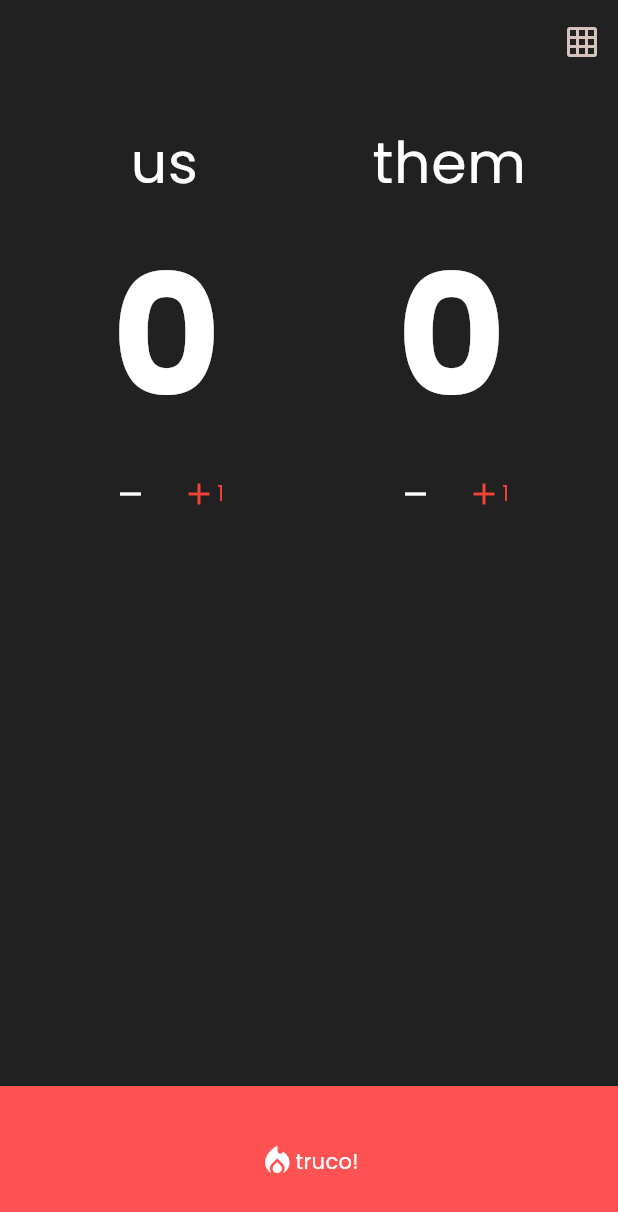
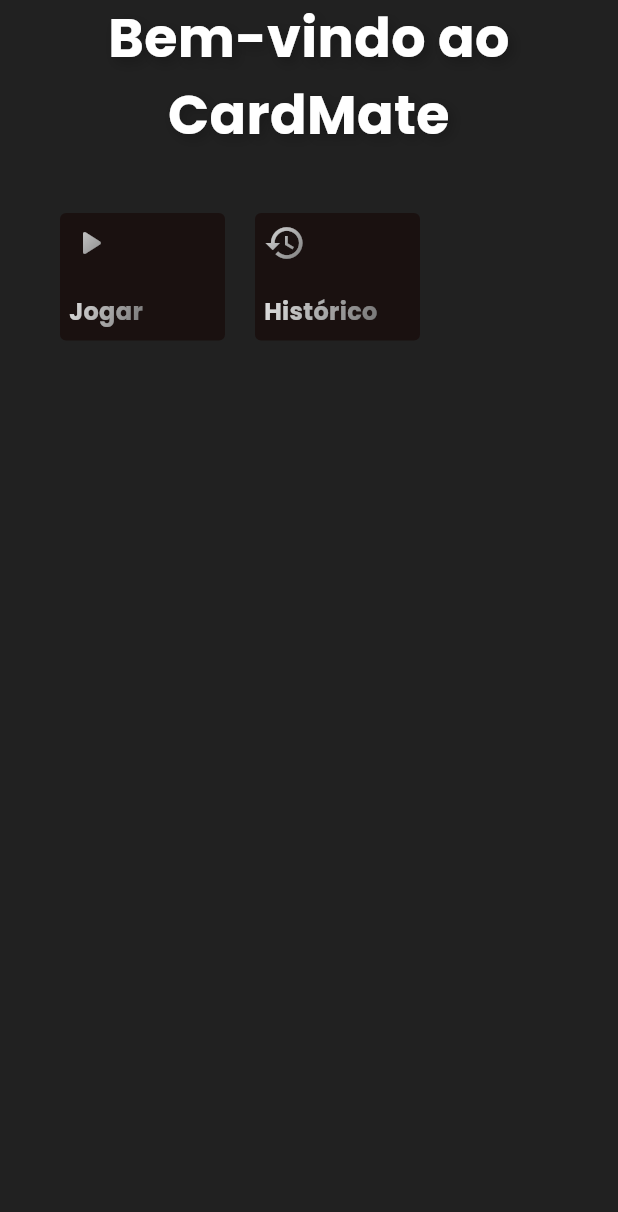
Before and after one commit to alessonjrt/marcatruco, a Flutter app: the screen it shows after launch, on a phone screen of 412 x 824 dp. Shown: the top 1212 px of the screen. Run offline on Flutter 3.47's test engine with Material 3 defaults, Android fonts, the phone set to English and light mode, and no system bars; our stand-ins replace flutter_secure_storage, google_fonts, image_picker, lottie.

Commit message:
added menu and history

```diff
--- a/lib/app_widget.dart
+++ b/lib/app_widget.dart
@@ -1,3 +1,5 @@
+import 'package:cardmate/features/history/history_screen.dart';
+import 'package:cardmate/features/menu/menu_screen.dart';
 import 'package:cardmate/features/score_board/score_board_screen.dart';
 import 'package:cardmate/features/share_result/share_result_screen.dart';
 import 'package:cardmate/shared/theme/app_theme.dart';
@@ -10,9 +12,11 @@ class CardMate extends StatelessWidget {
   Widget build(BuildContext context) {
     return MaterialApp(
       theme: AppTheme.darkTheme,
-      initialRoute: '/',
+      initialRoute: '/menu',
       routes: {
-        '/': (context) => const ScoreBoardScreen(),
+        '/score_board': (context) => const ScoreBoardScreen(),
+        '/history': (context) => const HistoryScreen(),
+        '/menu': (context) => const MenuScreen(),
         '/share_result' : (context) => const ShareResultScreen()
       },
     );
--- /dev/null
+++ b/lib/features/menu/menu_screen.dart
@@ -0,0 +1,132 @@
+import 'package:flutter/material.dart';
+
+class MenuScreen extends StatelessWidget {
+  const MenuScreen({super.key});
+
+  @override
+  Widget build(BuildContext context) {
+    return Scaffold(
+      body: SafeArea(
+        child: Padding(
+          padding: const EdgeInsets.symmetric(horizontal: 40.0),
+          child: Column(children: [
+
+            const Text(
+              'Bem-vindo ao CardMate',
+              style: TextStyle(
+                fontSize: 36,
+                fontWeight: FontWeight.bold,
+                color: Colors.white,
+                shadows: [
+                  Shadow(
+                    blurRadius: 10.0,
+                    color: Colors.black26,
+                    offset: Offset(3.0, 3.0),
+                  ),
+                ],
+              ),
+              textAlign: TextAlign.center,
+            ),
+            const SizedBox(height: 40),
+            Row(
+            children: [
+              _buildMenuButton(
+                context,
+                title: 'Jogar',
+                icon: Icons.play_arrow_rounded,
+                route: '/score_board',
+                color: Colors.white,
+              ),
+              const SizedBox(width: 20),
+              _buildMenuButton(
+                context,
+                title: 'Histórico',
+                icon: Icons.history,
+                route: '/history',
+                color: Colors.white,
+              ),
+            ],
+          ),
+          ],)
+        ),
+      ),
+    );
+  }
+
+  Widget _buildMenuButton(
+    BuildContext context, {
+    required String title,
+    required IconData icon,
+    required String route,
+    required Color color,
+  }) {
+    return Material(
+      borderRadius: BorderRadius.circular(4),
+      clipBehavior: Clip.antiAlias,
+      child: InkWell(
+        onTap: () => Navigator.of(context).pushNamed(route),
+        child: Container(
+          padding: const EdgeInsets.all(4),
+          width: 110,
+          height: 85,
+          decoration: BoxDecoration(
+            border: Border.all(
+              width: 2,
+              color: Colors.transparent
+            ),
+            borderRadius: BorderRadius.circular(4),
+            // gradient: LinearGradient(
+            //   begin: Alignment.topLeft,
+            //   end: Alignment.bottomRight,
+            //   colors: [
+            //     Colors.grey.shade300,
+            //     Colors.grey.shade600,
+            //   ],
+            // ),
+          ),
+          child: Column(
+            crossAxisAlignment: CrossAxisAlignment.start,
+            children: [
+              ShaderMask(
+                shaderCallback: (bounds) => LinearGradient(
+                  begin: Alignment.topLeft,
+                  end: Alignment.bottomRight,
+                  colors: [
+                    Colors.grey.shade300,
+                    Colors.grey.shade600,
+                  ],
+                ).createShader(bounds),
+                child: Icon(
+                  icon,
+                  size: 28,
+                  color: Colors
+                      .white, // Define a cor base antes de aplicar o degradê
+                ),
+              ),
+              const SizedBox(height: 20),
+              // Texto com degradê prateado
+              ShaderMask(
+                shaderCallback: (bounds) => LinearGradient(
+                  begin: Alignment.topLeft,
+                  end: Alignment.bottomRight,
+                  colors: [
+                    Colors.grey.shade300,
+                    Colors.grey.shade600,
+                  ],
+                ).createShader(bounds),
+                child: Text(
+                  title,
+                  style: const TextStyle(
+                    fontSize: 16,
+                    fontWeight: FontWeight.bold,
+                    color: Colors.white, // Cor base antes de aplicar o degradê
+                  ),
+                ),
+              ),
+            ],
+          ),
+        ),
+      ),
+    );
+  }
+}
--- a/lib/features/score_board/score_board_screen.dart
+++ b/lib/features/score_board/score_board_screen.dart
@@ -80,6 +80,7 @@ class _ScoreBoardScreenState extends State<ScoreBoardScreen> {
 
     if (shouldReset) {
       _scoreBoardController.resetScores();
+
     }
   }
 
```
Also changed, not shown: lib/features/history/history_controller.dart (+31 -1 lines), lib/features/history/history_screen.dart (+123 -1 lines), lib/features/score_board/score_board_controller.dart (+19 -11 lines), lib/main.dart (+6 -1 lines), lib/services/match_storage.dart (+4 -3 lines), 1 other file.
